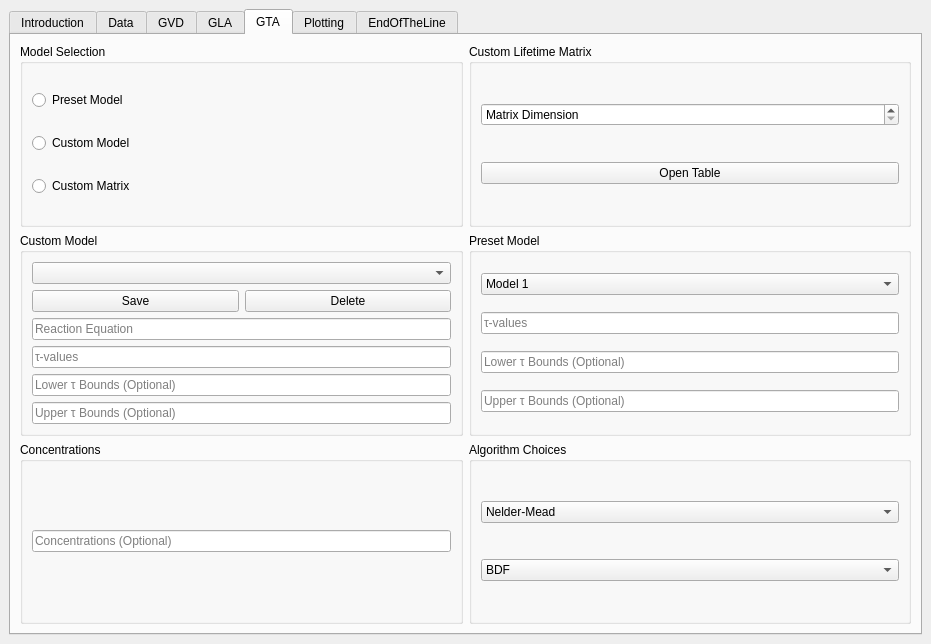
Before: the Qt Designer form gui.ui in 4-DMAPandSadness/EfsTA, drawn with Qt 5.
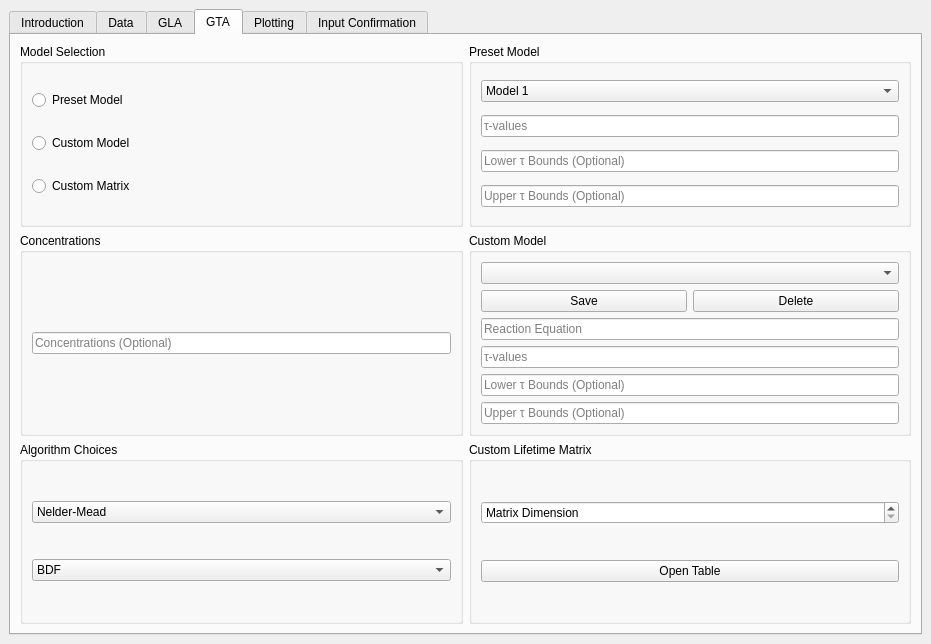
After: the same form once the commit is applied. The open tabs and pages were chosen to show the change. Icons and pictures are not drawn.

The edit to the form file:
```diff
--- a/gui.ui
+++ b/gui.ui
@@ -187,11 +187,6 @@
         </item>
        </layout>
       </widget>
-      <widget class="QWidget" name="GVD">
-       <attribute name="title">
-        <string>GVD</string>
-       </attribute>
-      </widget>
       <widget class="QWidget" name="GLA">
        <attribute name="title">
         <string>GLA</string>
@@ -392,123 +387,6 @@
          </widget>
         </item>
         <item row="0" column="1">
-         <widget class="QGroupBox" name="GTA_Custom_Lifetime_Matrix">
-          <property name="title">
-           <string>Custom Lifetime Matrix</string>
-          </property>
-          <layout class="QGridLayout" name="gridLayout_28">
-           <item row="1" column="0">
-            <widget class="QSpinBox" name="GTA_input_rows_and_columns">
-             <property name="toolTip">
-              <string>&lt;html&gt;&lt;head/&gt;&lt;body&gt;&lt;p&gt;Input the size of the square kinetic matrix.&lt;/p&gt;&lt;/body&gt;&lt;/html&gt;</string>
-             </property>
-             <property name="specialValueText">
-              <string>Matrix Dimension</string>
-             </property>
-             <property name="minimum">
-              <number>0</number>
-             </property>
-             <property name="maximum">
-              <number>99</number>
-             </property>
-             <property name="value">
-              <number>0</number>
-             </property>
-            </widget>
-           </item>
-           <item row="2" column="0">
-            <widget class="QPushButton" name="GTA_open_table">
-             <property name="toolTip">
-              <string>&lt;html&gt;&lt;head/&gt;&lt;body&gt;&lt;p&gt;Opens up a table to input the matrix values.&lt;/p&gt;&lt;/body&gt;&lt;/html&gt;</string>
-             </property>
-             <property name="text">
-              <string>Open Table</string>
-             </property>
-            </widget>
-           </item>
-          </layout>
-         </widget>
-        </item>
-        <item row="1" column="0">
-         <widget class="QGroupBox" name="GTA_Custom_Model">
-          <property name="title">
-           <string>Custom Model</string>
-          </property>
-          <layout class="QGridLayout" name="gridLayout_16">
-           <item row="0" column="0" colspan="2">
-            <widget class="QComboBox" name="GTA_input_custom_model_saved_equations">
-             <property name="toolTip">
-              <string>&lt;html&gt;&lt;head/&gt;&lt;body&gt;&lt;p&gt;Displays the saved models from previous evaluations.&lt;/p&gt;&lt;/body&gt;&lt;/html&gt;</string>
-             </property>
-             <property name="duplicatesEnabled">
-              <bool>false</bool>
-             </property>
-            </widget>
-           </item>
-           <item row="4" column="0" colspan="2">
-            <widget class="QLineEdit" name="GTA_input_custom_model_tau_lb">
-             <property name="toolTip">
-              <string>&lt;html&gt;&lt;head/&gt;&lt;body&gt;&lt;p&gt;To restrict the optimization algorithm, you can input bounds which the lifetimes cannot go under.&lt;/p&gt;&lt;p&gt;For the lifetime input of &amp;quot;k1,k2,k3,k4&amp;quot;, if k4 should never be lower then 8000, the input would look like this:&lt;/p&gt;&lt;p&gt;,,,8000&lt;/p&gt;&lt;p&gt;If only some bounds should be set, skip them by putting a comma.&lt;/p&gt;&lt;p&gt;This is optional and can be left empty.&lt;/p&gt;&lt;/body&gt;&lt;/html&gt;</string>
-             </property>
-             <property name="placeholderText">
-              <string>Lower τ Bounds (Optional)</string>
-             </property>
-            </widget>
-           </item>
-           <item row="3" column="0" colspan="2">
-            <widget class="QLineEdit" name="GTA_input_custom_model_tau">
-             <property name="toolTip">
-              <string>&lt;html&gt;&lt;head/&gt;&lt;body&gt;&lt;p&gt;Input the guessed lifetimes for the kinetic model.&lt;/p&gt;&lt;p&gt;Lifetimes need to be input in the same order as the reaction arrows are in the equation.&lt;/p&gt;&lt;p&gt;Example:&lt;/p&gt;&lt;p&gt;For this equation&lt;/p&gt;&lt;p&gt;&lt;img src=&quot;:/User/pictures/custom tau example.png&quot;/&gt;&lt;/p&gt;&lt;p&gt;with the input:&lt;/p&gt;&lt;p&gt;&amp;quot;A-&amp;gt;B-&amp;gt;C;B-&amp;gt;A;A-&amp;gt;C&amp;quot;.&lt;/p&gt;&lt;p&gt;&lt;br/&gt;The lifetime input would look like:&lt;/p&gt;&lt;p&gt;&lt;br/&gt;τ&lt;span style=&quot; vertical-align:sub;&quot;&gt;1&lt;/span&gt;,τ&lt;span style=&quot; vertical-align:sub;&quot;&gt;2&lt;/span&gt;,τ&lt;span style=&quot; vertical-align:sub;&quot;&gt;3&lt;/span&gt;,τ&lt;span style=&quot; vertical-align:sub;&quot;&gt;4&lt;/span&gt;&lt;/p&gt;&lt;/body&gt;&lt;/html&gt;</string>
-             </property>
-             <property name="placeholderText">
-              <string>τ-values</string>
-             </property>
-            </widget>
-           </item>
-           <item row="5" column="0" colspan="2">
-            <widget class="QLineEdit" name="GTA_input_custom_model_tau_ub">
-             <property name="toolTip">
-              <string>&lt;html&gt;&lt;head/&gt;&lt;body&gt;&lt;p&gt;To restrict the optimization algorithm, you can input bounds which the lifetimes cannot go above.&lt;/p&gt;&lt;p&gt;For the lifetime input of &amp;quot;k1,k2,k3,k4&amp;quot;, if k4 should never be higher then 10000, the input would look like this.&lt;/p&gt;&lt;p&gt;,,,10000&lt;/p&gt;&lt;p&gt;If only some bounds should be set, skip them by putting a comma.&lt;/p&gt;&lt;p&gt;This is optional and can be left empty.&lt;/p&gt;&lt;/body&gt;&lt;/html&gt;</string>
-             </property>
-             <property name="placeholderText">
-              <string>Upper τ Bounds (Optional)</string>
-             </property>
-            </widget>
-           </item>
-           <item row="2" column="0" colspan="2">
-            <widget class="QLineEdit" name="GTA_input_custom_model_equation">
-             <property name="toolTip">
-              <string>&lt;html&gt;&lt;head/&gt;&lt;body&gt;&lt;p&gt;Input the reaction equation for the kinetic model.&lt;/p&gt;&lt;p&gt;Input has to be in the following form:&lt;/p&gt;&lt;p&gt;For species only use capital letters from &lt;span style=&quot; font-weight:600; font-style:italic;&quot;&gt;A&lt;/span&gt; to &lt;span style=&quot; font-weight:600; font-style:italic;&quot;&gt;Z &lt;/span&gt;in alphabetical order, if there are only 3 species only the letters A,B and C should be used not something like A,Q and F. For decays into the &amp;quot;void&amp;quot; (e.q. a species decays back to the ground state) use a non-capital &lt;span style=&quot; font-weight:600; font-style:italic;&quot;&gt;v&lt;/span&gt;. These decay only have to be declared once per species.&lt;/p&gt;&lt;p&gt;For arrows use &amp;quot;-&amp;gt;&amp;quot; or nothing. But the input must be consistent either everything is denoted by an arrow or nothing.&lt;/p&gt;&lt;p&gt;If the reaction splits or goes backwards, write it after the linear reaction separated by &amp;quot;;&amp;quot;.&lt;/p&gt;&lt;p&gt;Example:&lt;/p&gt;&lt;p&gt;&lt;img src=&quot;:/User/pictures/custom tau example.png&quot;/&gt;&lt;/p&gt;&lt;p&gt;The input for this reaction would be:&lt;/p&gt;&lt;p&gt;A-&amp;gt;B-&amp;gt;C;B-&amp;gt;A;A-&amp;gt;C&lt;/p&gt;&lt;p&gt;or to make input a bit easier:&lt;/p&gt;&lt;p&gt;ABC;BA;AC&lt;/p&gt;&lt;/body&gt;&lt;/html&gt;</string>
-             </property>
-             <property name="placeholderText">
-              <string>Reaction Equation</string>
-             </property>
-            </widget>
-           </item>
-           <item row="1" column="0">
-            <widget class="QPushButton" name="GTA_custom_model_save">
-             <property name="toolTip">
-              <string>&lt;html&gt;&lt;head/&gt;&lt;body&gt;&lt;p&gt;Saves the currently input equation, if there is one.&lt;/p&gt;&lt;/body&gt;&lt;/html&gt;</string>
-             </property>
-             <property name="text">
-              <string>Save</string>
-             </property>
-            </widget>
-           </item>
-           <item row="1" column="1">
-            <widget class="QPushButton" name="GTA_custom_model_del">
-             <property name="toolTip">
-              <string>&lt;html&gt;&lt;head/&gt;&lt;body&gt;&lt;p&gt;Deletes the currently selected equation, if there is one.&lt;/p&gt;&lt;/body&gt;&lt;/html&gt;</string>
-             </property>
-             <property name="text">
-              <string>Delete</string>
-             </property>
-            </widget>
-           </item>
-          </layout>
-         </widget>
-        </item>
-        <item row="1" column="1">
          <widget class="QGroupBox" name="GTA_Model_Input">
           <property name="title">
            <string>Preset Model</string>
@@ -641,7 +519,7 @@
           </layout>
          </widget>
         </item>
-        <item row="2" column="1">
+        <item row="3" column="0">
          <widget class="QGroupBox" name="GTA_algorith">
           <property name="title">
            <string>Algorithm Choices</string>
@@ -754,6 +632,123 @@
           </layout>
          </widget>
         </item>
+        <item row="3" column="1">
+         <widget class="QGroupBox" name="GTA_Custom_Lifetime_Matrix">
+          <property name="title">
+           <string>Custom Lifetime Matrix</string>
+          </property>
+          <layout class="QGridLayout" name="gridLayout_28">
+           <item row="1" column="0">
+            <widget class="QSpinBox" name="GTA_input_rows_and_columns">
+             <property name="toolTip">
+              <string>&lt;html&gt;&lt;head/&gt;&lt;body&gt;&lt;p&gt;Input the size of the square kinetic matrix.&lt;/p&gt;&lt;/body&gt;&lt;/html&gt;</string>
+             </property>
+             <property name="specialValueText">
+              <string>Matrix Dimension</string>
+             </property>
+             <property name="minimum">
+              <number>0</number>
+             </property>
+             <property name="maximum">
+              <number>99</number>
+             </property>
+             <property name="value">
+              <number>0</number>
+             </property>
+            </widget>
+           </item>
+           <item row="2" column="0">
+            <widget class="QPushButton" name="GTA_open_table">
+             <property name="toolTip">
+              <string>&lt;html&gt;&lt;head/&gt;&lt;body&gt;&lt;p&gt;Opens up a table to input the matrix values.&lt;/p&gt;&lt;/body&gt;&lt;/html&gt;</string>
+             </property>
+             <property name="text">
+              <string>Open Table</string>
+             </property>
+            </widget>
+           </item>
+          </layout>
+         </widget>
+        </item>
+        <item row="2" column="1">
+         <widget class="QGroupBox" name="GTA_Custom_Model">
+          <property name="title">
+           <string>Custom Model</string>
+          </property>
+          <layout class="QGridLayout" name="gridLayout_16">
+           <item row="3" column="0" colspan="2">
+            <widget class="QLineEdit" name="GTA_input_custom_model_tau">
+             <property name="toolTip">
+              <string>&lt;html&gt;&lt;head/&gt;&lt;body&gt;&lt;p&gt;Input the guessed lifetimes for the kinetic model.&lt;/p&gt;&lt;p&gt;Lifetimes need to be input in the same order as the reaction arrows are in the equation.&lt;/p&gt;&lt;p&gt;Example:&lt;/p&gt;&lt;p&gt;For this equation&lt;/p&gt;&lt;p&gt;&lt;img src=&quot;:/User/images/reaction example.png&quot;/&gt;&lt;/p&gt;&lt;p&gt;with the input:&lt;/p&gt;&lt;p&gt;&amp;quot;A-&amp;gt;B-&amp;gt;C-&amp;gt;v;B-&amp;gt;A;A-&amp;gt;C&amp;quot;.&lt;/p&gt;&lt;p&gt;&lt;br/&gt;The lifetime input would look like:&lt;br/&gt;&lt;/p&gt;&lt;p&gt;τ&lt;span style=&quot; vertical-align:sub;&quot;&gt;1&lt;/span&gt;,τ&lt;span style=&quot; vertical-align:sub;&quot;&gt;2&lt;/span&gt;,τ&lt;span style=&quot; vertical-align:sub;&quot;&gt;3&lt;/span&gt;,τ&lt;span style=&quot; vertical-align:sub;&quot;&gt;4,&lt;/span&gt;τ&lt;span style=&quot; vertical-align:sub;&quot;&gt;5&lt;/span&gt;&lt;/p&gt;&lt;/body&gt;&lt;/html&gt;</string>
+             </property>
+             <property name="placeholderText">
+              <string>τ-values</string>
+             </property>
+            </widget>
+           </item>
+           <item row="2" column="0" colspan="2">
+            <widget class="QLineEdit" name="GTA_input_custom_model_equation">
+             <property name="toolTip">
+              <string>&lt;html&gt;&lt;head/&gt;&lt;body&gt;&lt;p&gt;Input the reaction equation for the kinetic model.&lt;/p&gt;&lt;p&gt;Input has to be in the following form:&lt;/p&gt;&lt;p&gt;For species only use capital letters from &lt;span style=&quot; font-weight:600; font-style:italic;&quot;&gt;A&lt;/span&gt; to &lt;span style=&quot; font-weight:600; font-style:italic;&quot;&gt;Z &lt;/span&gt;in alphabetical order. If there are only 3 species only the letters A,B and C should be used not something like A,Q and F. For decays into the &amp;quot;void&amp;quot; (e.q. a species decays back to the ground state) use a non-capital &lt;span style=&quot; font-weight:600; font-style:italic;&quot;&gt;v&lt;/span&gt;. These &amp;quot;void decays&amp;quot; only have to be declared once per species.&lt;/p&gt;&lt;p&gt;For arrows use &amp;quot;-&amp;gt;&amp;quot; or nothing. But the input must be consistent either every decay is denoted by an arrow or none are.&lt;/p&gt;&lt;p&gt;If the decays split or go backwards, write it after the linear consecutive decays separated by &amp;quot;;&amp;quot;.&lt;/p&gt;&lt;p&gt;Example:&lt;/p&gt;&lt;p&gt;&lt;img src=&quot;:/User/images/reaction example.png&quot;/&gt;&lt;/p&gt;&lt;p&gt;The input for this reaction would be:&lt;/p&gt;&lt;p&gt;A-&amp;gt;B-&amp;gt;C-&amp;gt;v;B-&amp;gt;A;A-&amp;gt;C&lt;/p&gt;&lt;p&gt;or to make the input a bit easier:&lt;/p&gt;&lt;p&gt;ABCv;BA;AC&lt;/p&gt;&lt;p&gt;Note that although species C appears twice, the void decay is only input once.&lt;/p&gt;&lt;/body&gt;&lt;/html&gt;</string>
+             </property>
+             <property name="placeholderText">
+              <string>Reaction Equation</string>
+             </property>
+            </widget>
+           </item>
+           <item row="4" column="0" colspan="2">
+            <widget class="QLineEdit" name="GTA_input_custom_model_tau_lb">
+             <property name="toolTip">
+              <string>&lt;html&gt;&lt;head/&gt;&lt;body&gt;&lt;p&gt;To restrict the optimization algorithm, you can input bounds which the lifetimes cannot go under.&lt;/p&gt;&lt;p&gt;For the lifetime input of &amp;quot;k1,k2,k3,k4&amp;quot;, if k4 should never be lower then 8000, the input would look like this:&lt;/p&gt;&lt;p&gt;,,,8000&lt;/p&gt;&lt;p&gt;If only some bounds should be set, skip them by putting a comma.&lt;/p&gt;&lt;p&gt;This is optional and can be left empty.&lt;/p&gt;&lt;/body&gt;&lt;/html&gt;</string>
+             </property>
+             <property name="placeholderText">
+              <string>Lower τ Bounds (Optional)</string>
+             </property>
+            </widget>
+           </item>
+           <item row="5" column="0" colspan="2">
+            <widget class="QLineEdit" name="GTA_input_custom_model_tau_ub">
+             <property name="toolTip">
+              <string>&lt;html&gt;&lt;head/&gt;&lt;body&gt;&lt;p&gt;To restrict the optimization algorithm, you can input bounds which the lifetimes cannot go above.&lt;/p&gt;&lt;p&gt;For the lifetime input of &amp;quot;k1,k2,k3,k4&amp;quot;, if k4 should never be higher then 10000, the input would look like this.&lt;/p&gt;&lt;p&gt;,,,10000&lt;/p&gt;&lt;p&gt;If only some bounds should be set, skip them by putting a comma.&lt;/p&gt;&lt;p&gt;This is optional and can be left empty.&lt;/p&gt;&lt;/body&gt;&lt;/html&gt;</string>
+             </property>
+             <property name="placeholderText">
+              <string>Upper τ Bounds (Optional)</string>
+             </property>
+            </widget>
+           </item>
+           <item row="1" column="1">
+            <widget class="QPushButton" name="GTA_custom_model_del">
+             <property name="toolTip">
+              <string>&lt;html&gt;&lt;head/&gt;&lt;body&gt;&lt;p&gt;Deletes the currently selected equation, if there is one.&lt;/p&gt;&lt;/body&gt;&lt;/html&gt;</string>
+             </property>
+             <property name="text">
+              <string>Delete</string>
+             </property>
+            </widget>
+           </item>
+           <item row="1" column="0">
+            <widget class="QPushButton" name="GTA_custom_model_save">
+             <property name="toolTip">
+              <string>&lt;html&gt;&lt;head/&gt;&lt;body&gt;&lt;p&gt;Saves the currently input equation, if there is one.&lt;/p&gt;&lt;/body&gt;&lt;/html&gt;</string>
+             </property>
+             <property name="text">
+              <string>Save</string>
+             </property>
+            </widget>
+           </item>
+           <item row="0" column="0" colspan="2">
+            <widget class="QComboBox" name="GTA_input_custom_model_saved_equations">
+             <property name="toolTip">
+              <string>&lt;html&gt;&lt;head/&gt;&lt;body&gt;&lt;p&gt;Displays the saved models from previous evaluations.&lt;/p&gt;&lt;/body&gt;&lt;/html&gt;</string>
+             </property>
+             <property name="duplicatesEnabled">
+              <bool>false</bool>
+             </property>
+            </widget>
+           </item>
+          </layout>
+         </widget>
+        </item>
        </layout>
       </widget>
       <widget class="QWidget" name="Plotting">
@@ -967,7 +962,7 @@
       </widget>
       <widget class="QWidget" name="EndOfTheLine">
        <attribute name="title">
-        <string>EndOfTheLine</string>
+        <string>Input Confirmation</string>
        </attribute>
        <layout class="QGridLayout" name="gridLayout_14">
         <item row="1" column="0">
```
Left out of the diff: 161 changed lines with no effect on the pictures.
